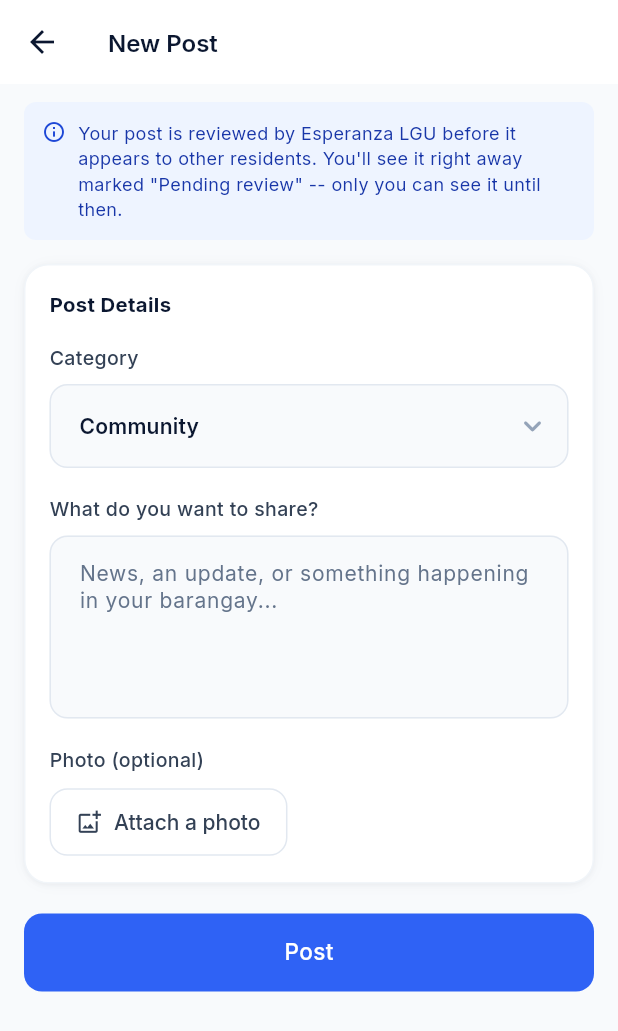
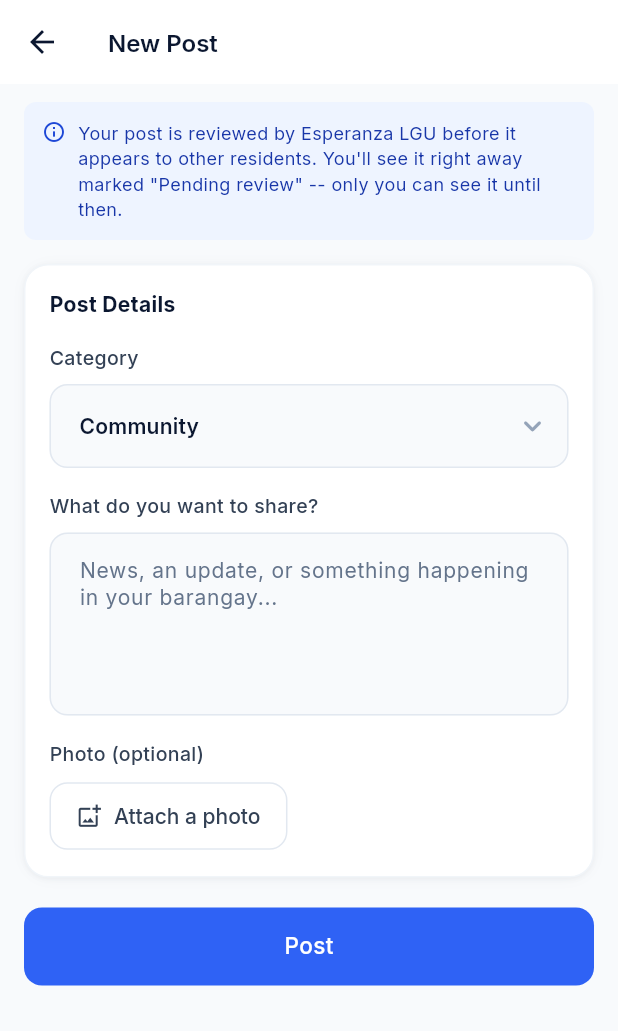
Before and after one commit to Upupapp/Esperanza-Mobile, a Flutter app: the ComposePostScreen screen opened directly, on a phone screen of 412 x 824 dp. Shown: the top 1031 px of the screen. Run offline on Flutter 3.47's test engine with Material 3 defaults, Android fonts, the phone set to English and light mode, and no system bars; our stand-ins replace file_picker, image_picker, permission_handler, share_plus, shared_preferences; accounts and stored records are empty; network calls fail.

Commit message:
Apply the design standard to the Balita tab and everything in it
Scope: the feed, post card and engagement row, comments sheet, compose
screen, image viewer, share sheet, post menu and report dialog, plus
the shared form widgets compose uses (FormSection, AppTextField).

- 33 raw font sizes -> AppTextSize roles; 62 spacings -> AppSpacing
  stops; 11 radii -> AppRadius.
- Fix: the community-post menu wrapped its ListTile in a white
  DecoratedBox, which hid the tap ripple and threw ListTile's debug
  assertion on open. Now a Material with the same shape. Regression
  test added (fails on the old sheet).
- Font-size ratchet 127 -> 94; guideline's remaining list updated.

Verified with before/after renders using the bundled fonts. 594 tests
passing, analyze clean.

Co-Authored-By: Claude Opus 5.5 <noreply@anthropic.com>
Claude-Session: https://claude.ai/code/session_01Fni2Fg28oZUWDfdXKUmmh9

```diff
--- a/Esperanza-Mobile-App/lib/screens/balita/balita_screen.dart
+++ b/Esperanza-Mobile-App/lib/screens/balita/balita_screen.dart
@@ -15,6 +15,7 @@ import '../../widgets/esperanza_drawer.dart';
 import '../home/root_shell.dart';
 import 'compose_post_screen.dart';
 import 'post_card.dart';
+import '../../theme/app_typography.dart';
 
 /// Balita ("news" in Filipino) — announcements and the community feed,
 /// both real now (production-readiness programme, 2026-09-25). Mirrors
@@ -110,7 +111,7 @@ class _Feed extends StatelessWidget {
         // post's image can end up laid out underneath the navbar's
         // full hit-testable bounding box and become untappable even
         // though it looks like ordinary scrolled content.
-        padding: EdgeInsets.fromLTRB(16, 12, 16, 24 + MediaQuery.paddingOf(context).bottom),
+        padding: EdgeInsets.fromLTRB(AppSpacing.lg, AppSpacing.md, AppSpacing.lg, 24 + MediaQuery.paddingOf(context).bottom),
         itemCount: (balita.communityUnavailable ? 1 : 0) + (posts.isEmpty ? 1 : posts.length),
         itemBuilder: (context, i) {
           if (balita.communityUnavailable) {
@@ -140,7 +141,7 @@ class _CommunityUnavailableNotice extends StatelessWidget {
       padding: EdgeInsets.only(bottom: AppSpacing.md),
       child: Text(
         'Community posts could not be loaded right now. Pull down to try again.',
-        style: TextStyle(fontSize: 12.5, color: AppColors.textMuted),
+        style: TextStyle(fontSize: AppTextSize.helper, color: AppColors.textMuted),
       ),
     );
   }
--- a/Esperanza-Mobile-App/lib/screens/balita/compose_post_screen.dart
+++ b/Esperanza-Mobile-App/lib/screens/balita/compose_post_screen.dart
@@ -13,6 +13,7 @@ import '../../utils/protected_action.dart';
 import '../../widgets/app_button.dart';
 import '../../widgets/app_text_field.dart';
 import '../../widgets/form_section.dart';
+import '../../theme/app_typography.dart';
 
 /// Same category vocabulary the Web Admin's own "New Balita" composer
 /// offers for an announcement (communications.blade.php) -- there is no
@@ -96,7 +97,7 @@ class _ComposePostScreenState extends State<ComposePostScreen> {
       appBar: AppBar(title: const Text('New Post')),
       body: SafeArea(
         child: ListView(
-          padding: const EdgeInsets.fromLTRB(16, 12, 16, 32),
+          padding: const EdgeInsets.fromLTRB(AppSpacing.lg, AppSpacing.md, AppSpacing.lg, AppSpacing.xxxl),
           children: [
             Container(
               padding: const EdgeInsets.all(AppSpacing.md),
@@ -110,7 +111,7 @@ class _ComposePostScreenState extends State<ComposePostScreen> {
                     child: Text(
                       "Your post is reviewed by Esperanza LGU before it appears to other residents. You'll see it "
                       'right away marked "Pending review" -- only you can see it until then.',
-                      style: TextStyle(fontSize: 12, color: AppColors.brand700, height: 1.4),
+                      style: TextStyle(fontSize: AppTextSize.label, color: AppColors.brand700, height: 1.4),
                     ),
                   ),
                 ],
@@ -146,7 +147,7 @@ class _ComposePostScreenState extends State<ComposePostScreen> {
             ),
             if (_error != null) ...[
               const SizedBox(height: AppSpacing.md),
-              Text(_error!, style: const TextStyle(fontSize: 12.5, color: AppColors.rose600)),
+              Text(_error!, style: const TextStyle(fontSize: AppTextSize.helper, color: AppColors.rose600)),
             ],
             const SizedBox(height: AppSpacing.xl),
             AppButton(
@@ -178,7 +179,7 @@ class _ImageField extends StatelessWidget {
       children: [
         const Text(
           'Photo (optional)',
-          style: TextStyle(fontSize: 13, fontWeight: FontWeight.w500, color: AppColors.slate700),
+          style: TextStyle(fontSize: AppTextSize.helper, fontWeight: FontWeight.w500, color: AppColors.slate700),
         ),
         const SizedBox(height: AppSpacing.sm),
         if (bytes != null)
@@ -191,7 +192,7 @@ class _ImageField extends StatelessWidget {
             child: Row(
               children: [
                 ClipRRect(
-                  borderRadius: BorderRadius.circular(8),
+                  borderRadius: BorderRadius.circular(AppRadius.sm),
                   child: Image(
                     image: pickedFileImageProvider(bytes: bytes)!,
                     width: 44,
@@ -205,7 +206,7 @@ class _ImageField extends StatelessWidget {
                     fileName ?? 'Photo attached',
                     maxLines: 1,
                     overflow: TextOverflow.ellipsis,
-                    style: const TextStyle(fontSize: 12.5, fontWeight: FontWeight.w500, color: AppColors.slate700),
+                    style: const TextStyle(fontSize: AppTextSize.helper, fontWeight: FontWeight.w500, color: AppColors.slate700),
                   ),
                 ),
                 IconButton(
--- a/Esperanza-Mobile-App/lib/widgets/app_text_field.dart
+++ b/Esperanza-Mobile-App/lib/widgets/app_text_field.dart
@@ -1,6 +1,7 @@
 import 'package:flutter/material.dart';
 import '../theme/app_colors.dart';
 import '../theme/app_spacing.dart';
+import '../theme/app_typography.dart';
 
 /// Mirrors `resources/views/components/ui/input.blade.php`: label above,
 /// optional leading icon, slate-50 fill, brand-colored focus ring, rose
@@ -41,7 +42,7 @@ class AppTextField extends StatelessWidget {
         if (label != null) ...[
           Text(
             label!,
-            style: const TextStyle(fontSize: 13, fontWeight: FontWeight.w500, color: AppColors.slate700),
+            style: const TextStyle(fontSize: AppTextSize.helper, fontWeight: FontWeight.w500, color: AppColors.slate700),
           ),
           const SizedBox(height: AppSpacing.sm),
         ],
@@ -51,7 +52,7 @@ class AppTextField extends StatelessWidget {
           keyboardType: keyboardType,
           maxLines: obscureText ? 1 : maxLines,
           onChanged: onChanged,
-          style: const TextStyle(fontSize: 14, color: AppColors.textBody, height: 1.3),
+          style: const TextStyle(fontSize: AppTextSize.body, color: AppColors.textBody, height: 1.3),
           decoration: InputDecoration(
             hintText: hintText,
             prefixIcon: icon != null ? Icon(icon, size: 18, color: AppColors.slate400) : null,
@@ -60,8 +61,8 @@ class AppTextField extends StatelessWidget {
           ),
         ),
         if (hint != null && error == null) ...[
-          const SizedBox(height: 6),
-          Text(hint!, style: const TextStyle(fontSize: 12, color: AppColors.textMuted, height: 1.35)),
+          const SizedBox(height: AppSpacing.xs),
+          Text(hint!, style: const TextStyle(fontSize: AppTextSize.label, color: AppColors.textMuted, height: 1.35)),
         ],
       ],
     );
@@ -96,7 +97,7 @@ class AppSelectField<T> extends StatelessWidget {
         if (label != null) ...[
           Text(
             label!,
-            style: const TextStyle(fontSize: 13, fontWeight: FontWeight.w500, color: AppColors.slate700),
+            style: const TextStyle(fontSize: AppTextSize.helper, fontWeight: FontWeight.w500, color: AppColors.slate700),
           ),
           const SizedBox(height: AppSpacing.sm),
         ],
@@ -109,7 +110,7 @@ class AppSelectField<T> extends StatelessWidget {
               .map(
                 (o) => DropdownMenuItem<T>(
                   value: o,
-                  child: Text(labelBuilder(o), style: const TextStyle(fontSize: 14)),
+                  child: Text(labelBuilder(o), style: const TextStyle(fontSize: AppTextSize.body)),
                 ),
               )
               .toList(),
--- a/Esperanza-Mobile-App/lib/widgets/form_section.dart
+++ b/Esperanza-Mobile-App/lib/widgets/form_section.dart
@@ -2,6 +2,7 @@ import 'package:flutter/material.dart';
 import '../theme/app_colors.dart';
 import '../theme/app_spacing.dart';
 import 'app_card.dart';
+import '../theme/app_typography.dart';
 
 /// A titled group of form fields inside a rounded card — the repeated
 /// "Basic Information / Contact Information / Address / ..." grouping
@@ -22,11 +23,11 @@ class FormSection extends StatelessWidget {
         children: [
           Text(
             title,
-            style: const TextStyle(fontSize: 13.5, fontWeight: FontWeight.w700, color: AppColors.textPrimary),
+            style: const TextStyle(fontSize: AppTextSize.body, fontWeight: FontWeight.w700, color: AppColors.textPrimary),
           ),
           if (description != null) ...[
             const SizedBox(height: AppSpacing.xs),
-            Text(description!, style: const TextStyle(fontSize: 12, color: AppColors.textMuted, height: 1.35)),
+            Text(description!, style: const TextStyle(fontSize: AppTextSize.label, color: AppColors.textMuted, height: 1.35)),
           ],
           const SizedBox(height: AppSpacing.lg),
           // 18 (rather than the previous 14) gives adjacent fields — and
@@ -34,7 +35,7 @@ class FormSection extends StatelessWidget {
           // of feeling compressed; especially relevant since some
           // Esperanza users are older adults who need clearly separated
           // touch targets and reading zones.
-          for (int i = 0; i < children.length; i++) ...[if (i > 0) const SizedBox(height: 18), children[i]],
+          for (int i = 0; i < children.length; i++) ...[if (i > 0) const SizedBox(height: AppSpacing.lg), children[i]],
         ],
       ),
     );
```
Also changed, not shown: Esperanza-Mobile-App/lib/screens/balita/comments_sheet.dart (+28 -27 lines), Esperanza-Mobile-App/lib/screens/balita/post_card.dart (+44 -37 lines), Esperanza-Mobile-App/lib/screens/balita/post_image_viewer.dart (+12 -11 lines), Esperanza-Mobile-App/lib/widgets/balita_share_sheet.dart (+7 -6 lines), 3 other files.
